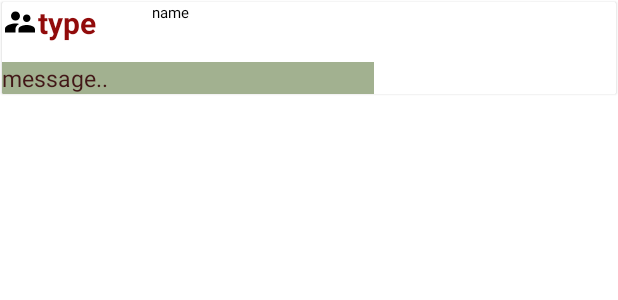
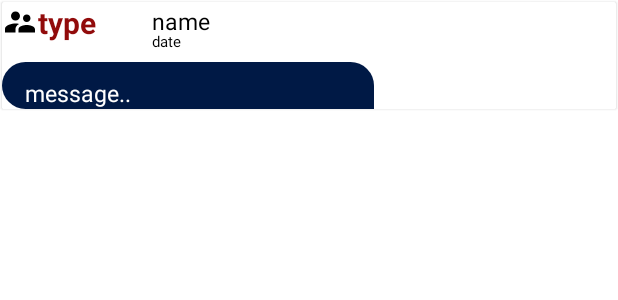
Before and after one commit to Segev955/FamilEat, an Android app: the layout message_view.xml on its own in the app's theme, with its tools: preview values and no code run, on a phone screen of 412 x 824 dp. Shown: the top 300 px of the screen. Run offline under Robolectric (Android 15) with nearby library versions, the phone set to English and light mode, and no system bars.

Commit message:
new Chat look

```diff
--- a/app/src/main/java/adapters/ChatAdapter.java
+++ b/app/src/main/java/adapters/ChatAdapter.java
@@ -64,7 +64,8 @@ public class ChatAdapter extends RecyclerView.Adapter<ChatAdapter.MyViewHolder>
     public void onBindViewHolder(@NonNull MyViewHolder holder, int position) {
         String[] message = list.get(position).split("\n");
         holder.type.setText(message[0]);
-        holder.name.setText(message[2]+'\n'+message[1]);
+        holder.name.setText(message[2]);
+        holder.date.setText(message[1]);
         String msg="";
         for (int i = 3; i < message.length; i++) {
             msg+=message[i]+"\n";
@@ -79,7 +80,7 @@ public class ChatAdapter extends RecyclerView.Adapter<ChatAdapter.MyViewHolder>
 
     public class MyViewHolder extends RecyclerView.ViewHolder {
 
-        TextView message, type, name;
+        TextView message, type, name, date;
 
 
         public MyViewHolder(@NonNull View itemView) {
@@ -87,6 +88,7 @@ public class ChatAdapter extends RecyclerView.Adapter<ChatAdapter.MyViewHolder>
             message = itemView.findViewById(R.id.msgtxt);
             name = itemView.findViewById(R.id.nametxt);
             type = itemView.findViewById(R.id.typetxt);
+            date = itemView.findViewById(R.id.datetxt);
 
         }
     }
--- /dev/null
+++ b/app/src/main/res/drawable/background_sent_msg.xml
@@ -0,0 +1,9 @@
+<?xml version="1.0" encoding="utf-8"?>
+<shape xmlns:android="http://schemas.android.com/apk/res/android"
+    android:shape="rectangle">
+    <solid android:color="@color/material_dynamic_primary10" />
+    <corners android:bottomLeftRadius="24dp"
+        android:topLeftRadius="24dp"
+        android:topRightRadius="24dp"/>
+
+</shape>
--- a/app/src/main/res/layout/message_view.xml
+++ b/app/src/main/res/layout/message_view.xml
@@ -1,43 +1,55 @@
 <?xml version="1.0" encoding="utf-8"?>
 <androidx.cardview.widget.CardView xmlns:android="http://schemas.android.com/apk/res/android"
-    android:layout_width="match_parent"
-    android:layout_height="wrap_content"
     xmlns:app="http://schemas.android.com/apk/res-auto"
     xmlns:tools="http://schemas.android.com/tools"
     android:id="@+id/reqbtn"
-    app:cardElevation="1dp"
+    android:layout_width="match_parent"
+    android:layout_height="wrap_content"
+    android:layout_margin="1dp"
     app:cardCornerRadius="1dp"
-    android:layout_margin="1dp">
+    app:cardElevation="1dp">
 
     <TextView
         android:id="@+id/typetxt"
         android:layout_width="wrap_content"
         android:layout_height="wrap_content"
+        android:drawableLeft="@drawable/ic_baseline_supervisor_account_24"
         android:text="type"
         android:textColor="#910B0B"
-        android:drawableLeft="@drawable/ic_baseline_supervisor_account_24"
-        android:textStyle="bold"
-        android:textSize="20sp" />
+        android:textSize="20sp"
+        android:textStyle="bold" />
+
     <TextView
         android:id="@+id/nametxt"
         android:layout_width="match_parent"
         android:layout_height="wrap_content"
+        android:layout_marginLeft="100dp"
+        android:layout_marginTop="2dp"
         android:text="name"
+        android:textColor="#000000"
+        android:textSize="15sp" />
+
+    <TextView
+        android:id="@+id/datetxt"
+        android:layout_width="match_parent"
+        android:layout_height="wrap_content"
         android:layout_marginLeft="100dp"
+        android:layout_marginTop="19dp"
+        android:text="date"
         android:textColor="#000000"
+        android:textSize="10dp" />
 
-        android:textSize="10sp" />
     <TextView
         android:id="@+id/msgtxt"
         android:layout_width="248dp"
         android:layout_height="wrap_content"
+        android:layout_marginTop="40dp"
+        android:background="@drawable/background_sent_msg"
         android:text="message.."
-        android:layout_marginTop="40dp"
-        android:textColor="#421717"
-        android:background="#A2B190"
+        android:paddingLeft="15dp"
+        android:paddingTop="10dp"
+        android:textColor="@color/white"
         android:textSize="15sp" />
 
 
-
-
 </androidx.cardview.widget.CardView>
```
Also changed, not shown: app/src/main/res/layout/host_message.xml (added, +35 -0 lines).
